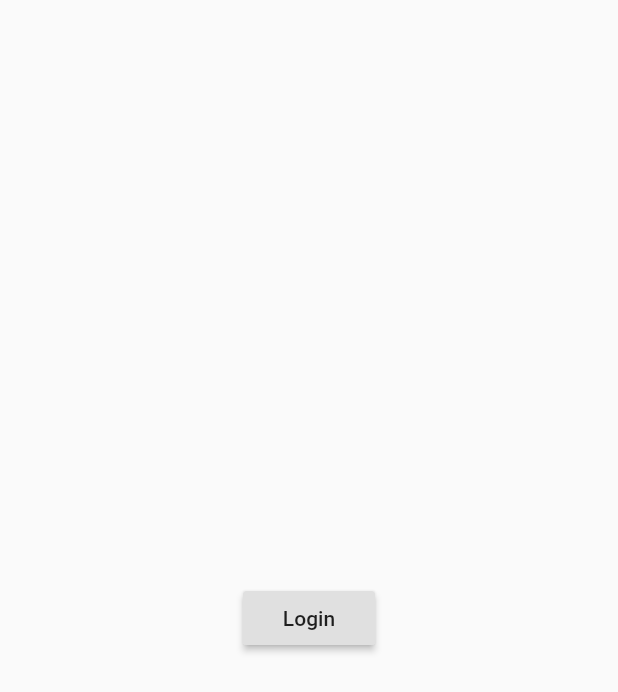
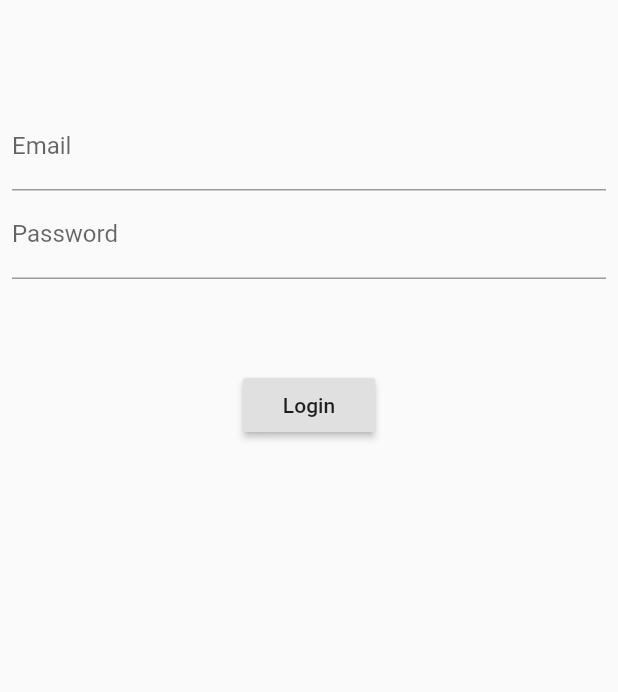
Before and after one commit to menuus/menuus-mobile, a Flutter app: the screen it shows after launch, on a phone screen of 412 x 824 dp. Shown: the top 692 px of the screen. Run offline on Flutter 3.47's test engine with Material 2 defaults, Android fonts, the phone set to English and light mode, and no system bars; our stand-ins replace carousel_slider, flutter_mobx, get_it, mobx; accounts and stored records are empty; generated files the repository leaves out were written again.

Commit message:
UPDATE: images

```diff
--- a/lib/ui/views/checkout_view.dart
+++ b/lib/ui/views/checkout_view.dart
@@ -99,7 +99,7 @@ class CheckoutView extends StatelessWidget {
       borderRadius: BorderRadius.circular(4),
       child: ListTile(
         leading: Image(
-          image: NetworkImage('https://picsum.photos/200/300?random=${plate.id}'),
+          image: NetworkImage(plate.images[0].path),
           width: 50,
           height: 50,
           fit: BoxFit.cover,
--- a/lib/ui/views/details/establishment_details_view.dart
+++ b/lib/ui/views/details/establishment_details_view.dart
@@ -57,6 +57,12 @@ class EstablishmentDetailsView extends StatelessWidget {
             borderRadius: BorderRadius.circular(4),
             child: ListTile(
               dense: true,
+              leading: Image(
+                image: NetworkImage(plate.images != null ? plate.images[0].path : ''),
+                width: 50,
+                height: 50,
+                fit: BoxFit.cover,
+              ),
               title: Text(plate.name, overflow: TextOverflow.ellipsis),
               subtitle: Text(plate.description),
               trailing: Text('R\$ ${plate.price}'),
--- a/lib/ui/views/login_view.dart
+++ b/lib/ui/views/login_view.dart
@@ -1,4 +1,5 @@
 import 'package:flutter/material.dart';
+import 'package:flutter_mobx/flutter_mobx.dart';
 import 'package:get_it/get_it.dart';
 import 'package:menuus_mobile/controllers/user_controller.dart';
 
@@ -9,13 +10,32 @@ class LoginView extends StatelessWidget {
   Widget build(BuildContext context) {
     return SafeArea(
       child: Scaffold(
-        body: Center(
-          child: RaisedButton(
-            child: Text('Login'),
-            onPressed: () {
-              user.getInfoMundo('gabrielkotecki@gmail.com', '123123123');
-              Navigator.pushReplacementNamed(context, '/menu-listing');
-            },
+        body: Padding(
+          padding: const EdgeInsets.all(8),
+          child: Column(
+            children: <Widget>[
+              SizedBox(height: 60),
+              Observer(
+                builder: (_) => TextField(
+                  onChanged: (value) => user.formEmail = value,
+                  decoration: InputDecoration(labelText: 'Email', hintText: 'Informe seu email',),
+                ),
+              ),
+              Observer(
+                builder: (_) => TextField(
+                  onChanged: (value) => user.formPassword = value,
+                  decoration: InputDecoration(labelText: 'Password', hintText: 'Informe sua senha'),
+                ),
+              ),
+              SizedBox(height: 60),
+              RaisedButton(
+                child: Text('Login'),
+                onPressed: () {
+                  user.onLogin();
+                  Navigator.pushReplacementNamed(context, '/menu-listing');
+                },
+              ),
+            ],
           ),
         ),
       ),
```
Also changed, not shown: lib/controllers/user_controller.dart (+8 -2 lines), lib/ui/views/plates_list_view.dart (+9 -8 lines), lib/ui/views/restaurants_list_view.dart (+17 -8 lines), lib/controllers/user_controller.g.dart.
